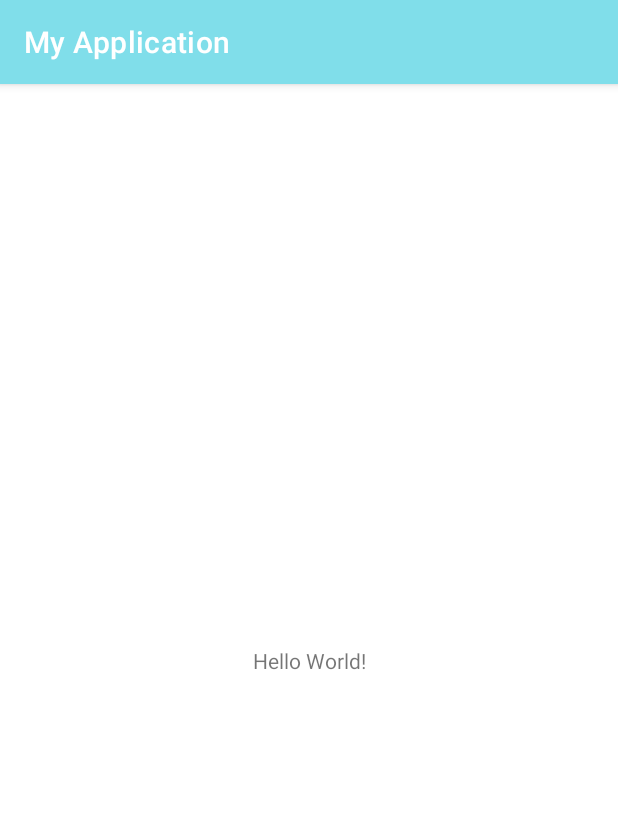
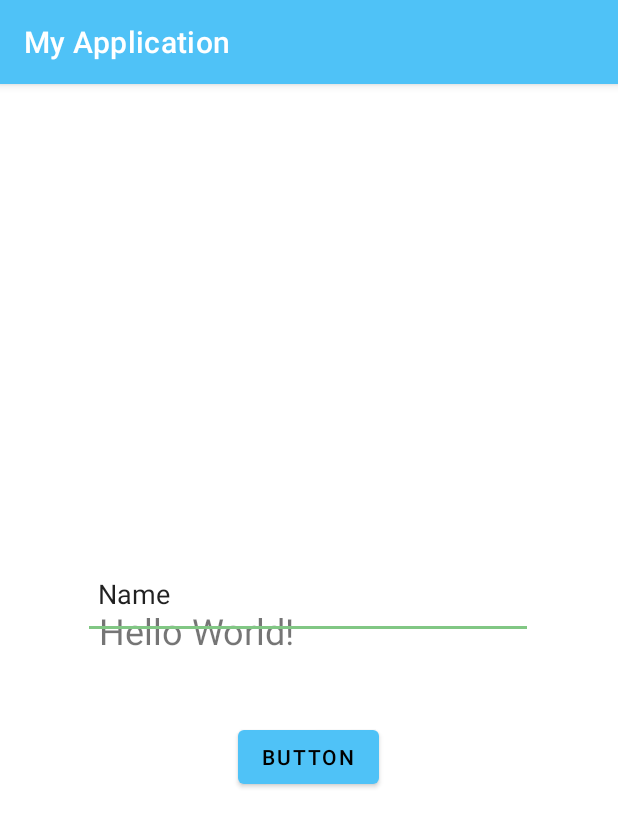
Before and after one commit to stephenthomas04/MyStyle_ThemeST, an Android app: the screen it shows after launch (MainActivity), on a phone screen of 412 x 824 dp. Shown: the top 827 px of the screen. Run offline under Robolectric (Android 15) with nearby library versions, the phone set to English and light mode, and no system bars.

Commit message:
9/8/22
Fixed dimens.xml

```diff
--- a/app/src/main/res/layout/activity_main.xml
+++ b/app/src/main/res/layout/activity_main.xml
@@ -7,12 +7,46 @@
     tools:context=".MainActivity">
 
     <TextView
+        android:id="@+id/textView"
+        android:layout_width="@dimen/textViewWidth"
+        android:layout_height="@dimen/textViewHeight"
+        android:layout_marginBottom="@dimen/bottomMargin"
+        android:text="Hello World!"
+        android:textSize="24sp"
+        app:layout_constraintBottom_toBottomOf="parent"
+        app:layout_constraintEnd_toEndOf="parent"
+        app:layout_constraintHorizontal_bias="0.312"
+        app:layout_constraintStart_toStartOf="parent"
+        app:layout_constraintTop_toTopOf="parent"
+        app:layout_constraintVertical_bias="1.0" />
+
+    <Button
+        android:id="@+id/button"
         android:layout_width="wrap_content"
         android:layout_height="wrap_content"
-        android:text="Hello World!"
+        android:text="Button"
+        android:textColor="@color/primaryTextColor"
         app:layout_constraintBottom_toBottomOf="parent"
         app:layout_constraintEnd_toEndOf="parent"
+        app:layout_constraintHorizontal_bias="0.498"
         app:layout_constraintStart_toStartOf="parent"
-        app:layout_constraintTop_toTopOf="parent" />
+        app:layout_constraintTop_toTopOf="parent"
+        app:layout_constraintVertical_bias="0.59" />
+
+    <EditText
+        android:id="@+id/editTextTextPersonName"
+        android:layout_width="@dimen/editTextWidth"
+        android:layout_height="@dimen/editTextHeight"
+        android:layout_marginBottom="@dimen/bottomMargin"
+        android:padding="@dimen/editTextPadding"
+        android:ems="10"
+        android:inputType="textPersonName"
+        android:text="Name"
+        app:layout_constraintBottom_toBottomOf="parent"
+        app:layout_constraintEnd_toEndOf="parent"
+        app:layout_constraintHorizontal_bias="0.497"
+        app:layout_constraintStart_toStartOf="parent"
+        app:layout_constraintTop_toTopOf="parent"
+        app:layout_constraintVertical_bias="0.451" />
 
 </androidx.constraintlayout.widget.ConstraintLayout>
--- a/app/src/main/res/values/colors.xml
+++ b/app/src/main/res/values/colors.xml
@@ -2,22 +2,15 @@
 
 <!--?xml version="1.0" encoding="UTF-8"?-->
 
-    <resources>
+<resources>
 
-    <color name="primaryColor">#80deea</color>
-
-    <color name="primaryLightColor">#b4ffff</color>
-
-    <color name="primaryDarkColor">#4bacb8</color>
-
-    <color name="secondaryColor">#cfd8dc</color>
-
-    <color name="secondaryLightColor">#ffffff</color>
-
-    <color name="secondaryDarkColor">#9ea7aa</color>
-
+    <color name="primaryColor">#4fc2f7</color>
+    <color name="primaryLightColor">#8bf5ff</color>
+    <color name="primaryDarkColor">#0092c4</color>
+    <color name="secondaryColor">#81c784</color>
+    <color name="secondaryLightColor">#b2fab4</color>
+    <color name="secondaryDarkColor">#519657</color>
     <color name="primaryTextColor">#000000</color>
-
     <color name="secondaryTextColor">#000000</color>
 
 </resources>
```
